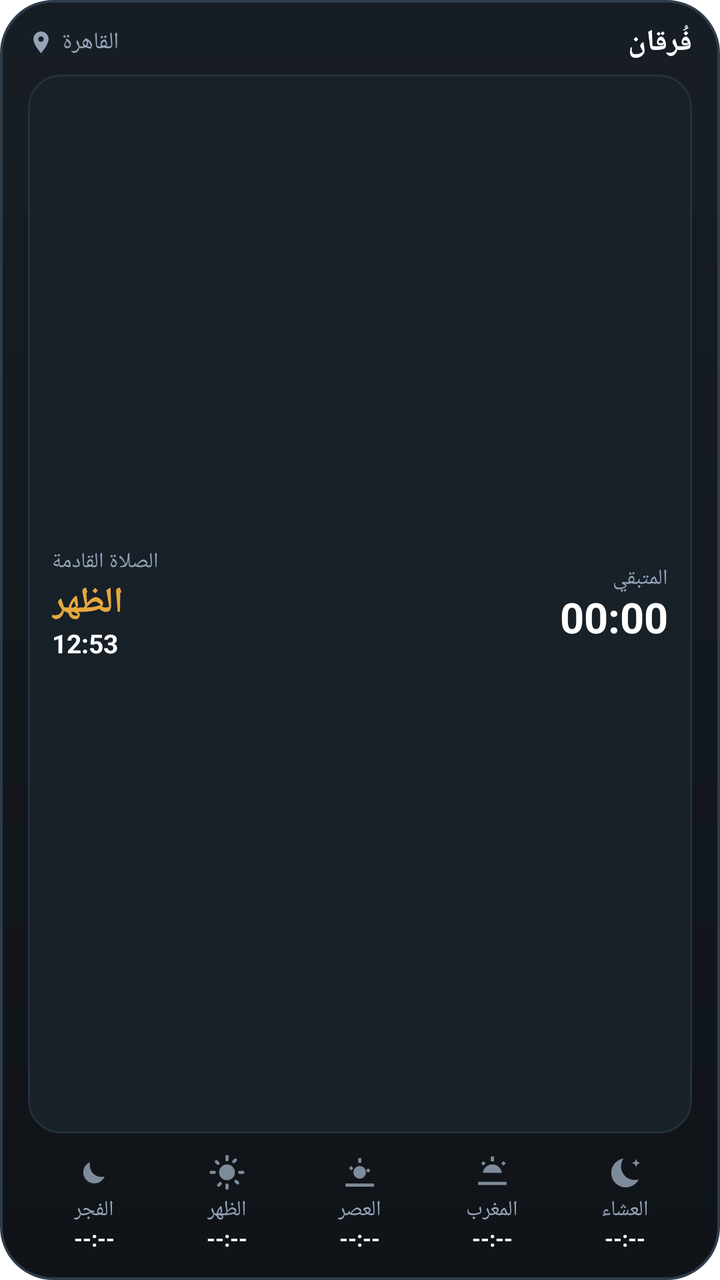
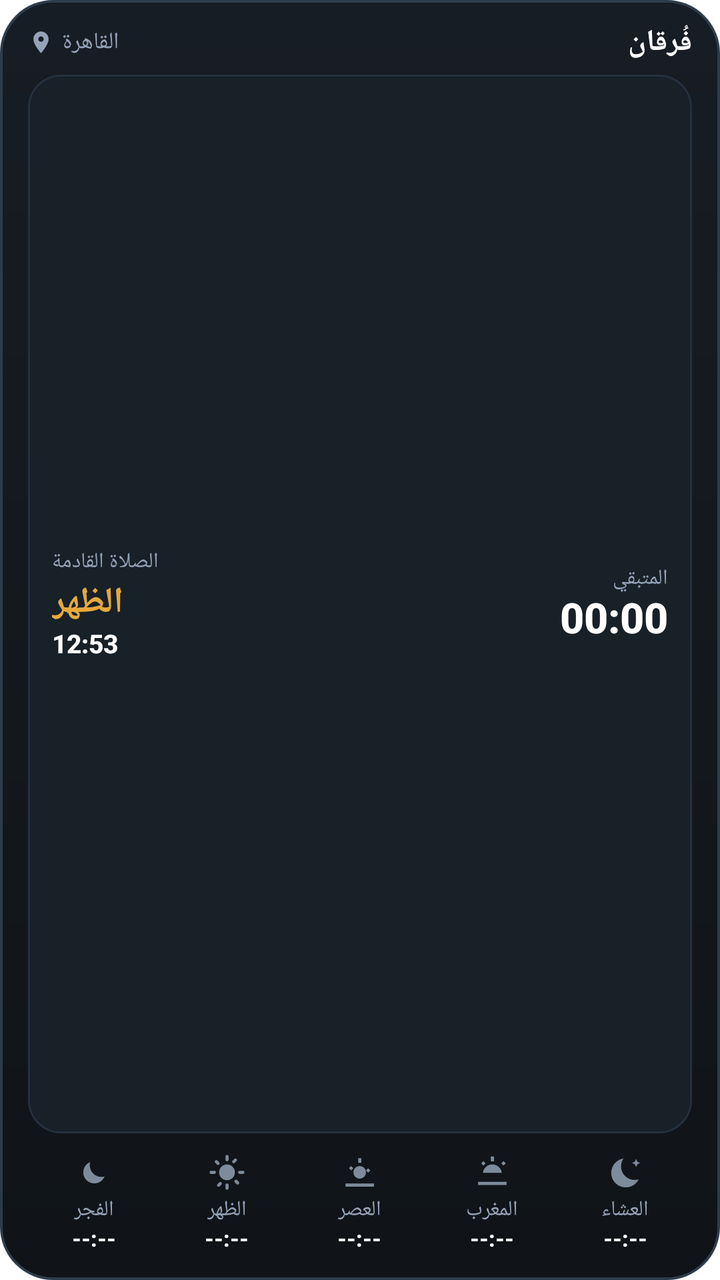

The first picture is an Android layout as it rendered before a commit; the second is the same layout after the commit. The layout source and the unified diff follow.
<!-- AndroidManifest.xml: fallback theme Theme.MaterialComponents.DayNight.NoActionBar -->
<!-- res/layout/prayer_widget_layout.xml -->
<?xml version="1.0" encoding="utf-8"?>
<LinearLayout xmlns:android="http://schemas.android.com/apk/res/android"
    android:id="@+id/widget_root"
    android:layout_width="match_parent"
    android:layout_height="match_parent"
    android:background="@drawable/widget_background"
    android:orientation="vertical"
    android:paddingStart="14dp"
    android:paddingEnd="14dp"
    android:paddingTop="11dp"
    android:paddingBottom="11dp">

    
    <RelativeLayout
        android:id="@+id/widget_header"
        android:layout_width="match_parent"
        android:layout_height="wrap_content">

        
        <LinearLayout
            android:layout_width="wrap_content"
            android:layout_height="wrap_content"
            android:layout_alignParentStart="true"
            android:layout_centerVertical="true"
            android:layout_toStartOf="@+id/widget_title"
            android:layout_marginEnd="12dp"
            android:gravity="center_vertical"
            android:orientation="horizontal">

            <ImageView
                android:layout_width="13dp"
                android:layout_height="13dp"
                android:layout_marginEnd="4dp"
                android:src="@drawable/ic_widget_location"
                android:contentDescription="@null" />

            <TextView
                android:id="@+id/widget_city_name"
                android:layout_width="wrap_content"
                android:layout_height="wrap_content"
                android:ellipsize="end"
                android:fontFamily="@font/cairo"
                android:includeFontPadding="false"
                android:maxLines="1"
                android:singleLine="true"
                android:text="القاهرة"
                android:textColor="@color/widget_text_secondary"
                android:textSize="11.5sp" />
        </LinearLayout>

        
        <TextView
            android:id="@+id/widget_title"
            android:layout_width="wrap_content"
            android:layout_height="wrap_content"
            android:layout_alignParentEnd="true"
            android:layout_centerVertical="true"
            android:fontFamily="@font/cairo_bold"
            android:includeFontPadding="false"
            android:text="فُرقان"
            android:textColor="@color/widget_text_primary"
            android:textSize="15sp"
            android:textStyle="bold" />
    </RelativeLayout>

    
    <LinearLayout
        android:id="@+id/widget_middle_card"
        android:layout_width="match_parent"
        android:layout_height="0dp"
        android:layout_weight="1"
        android:background="@drawable/widget_card_bg"
        android:gravity="center_vertical"
        android:orientation="horizontal"
        android:paddingStart="12dp"
        android:paddingEnd="12dp"
        android:paddingTop="5dp"
        android:paddingBottom="5dp"
        android:layout_marginTop="6dp"
        android:layout_marginBottom="7dp">

        
        <LinearLayout
            android:layout_width="0dp"
            android:layout_height="wrap_content"
            android:layout_weight="1"
            android:gravity="start|center_vertical"
            android:orientation="vertical">

            <TextView
                android:id="@+id/widget_next_prayer_label"
                android:layout_width="wrap_content"
                android:layout_height="wrap_content"
                android:fontFamily="@font/cairo"
                android:includeFontPadding="false"
                android:text="الصلاة القادمة"
                android:textColor="@color/widget_text_secondary"
                android:textSize="10.5sp" />

            <TextView
                android:id="@+id/widget_next_prayer_name"
                android:layout_width="wrap_content"
                android:layout_height="wrap_content"
                android:fontFamily="@font/cairo_bold"
                android:includeFontPadding="false"
                android:layout_marginTop="1dp"
                android:text="الظهر"
                android:textColor="@color/widget_text_gold"
                android:textSize="18sp"
                android:textStyle="bold" />

            <TextView
                android:id="@+id/widget_next_prayer_time"
                android:layout_width="wrap_content"
                android:layout_height="wrap_content"
                android:fontFamily="@font/cairo_bold"
                android:includeFontPadding="false"
                android:layout_marginTop="1dp"
                android:text="12:53"
                android:textColor="@color/widget_text_primary"
                android:textSize="13sp"
                android:textStyle="bold" />
        </LinearLayout>

        
        <LinearLayout
            android:layout_width="0dp"
            android:layout_height="wrap_content"
            android:layout_weight="1"
            android:gravity="end|center_vertical"
            android:orientation="vertical">

            <TextView
                android:id="@+id/widget_countdown_label"
                android:layout_width="wrap_content"
                android:layout_height="wrap_content"
                android:fontFamily="@font/cairo"
                android:includeFontPadding="false"
                android:text="المتبقي"
                android:textColor="@color/widget_text_secondary"
                android:textSize="10.5sp" />

            <Chronometer
                android:id="@+id/widget_chronometer"
                android:layout_width="wrap_content"
                android:layout_height="wrap_content"
                android:fontFamily="@font/cairo_bold"
                android:includeFontPadding="false"
                android:layout_marginTop="1dp"
                android:textColor="@color/widget_text_primary"
                android:textSize="21sp"
                android:textStyle="bold"
                android:visibility="visible" />

            <TextView
                android:id="@+id/widget_countdown_text"
                android:layout_width="wrap_content"
                android:layout_height="wrap_content"
                android:fontFamily="@font/cairo"
                android:includeFontPadding="false"
                android:layout_marginTop="1dp"
                android:text=""
                android:textColor="@color/widget_text_gold"
                android:textSize="9.5sp"
                android:visibility="gone" />
        </LinearLayout>
    </LinearLayout>

    
    <LinearLayout
        android:id="@+id/widget_bottom_row"
        android:layout_width="match_parent"
        android:layout_height="wrap_content"
        android:gravity="center_vertical"
        android:orientation="horizontal">

        
        <LinearLayout
            android:id="@+id/widget_col_fajr"
            android:layout_width="0dp"
            android:layout_height="wrap_content"
            android:layout_weight="1"
            android:gravity="center"
            android:orientation="vertical"
            android:paddingTop="3dp"
            android:paddingBottom="3dp"
            android:paddingStart="2dp"
            android:paddingEnd="2dp">

            <ImageView
                android:id="@+id/widget_icon_fajr"
                android:layout_width="19dp"
                android:layout_height="19dp"
                android:src="@drawable/ic_widget_fajr"
                android:contentDescription="@null" />

            <TextView
                android:id="@+id/widget_label_fajr"
                android:layout_width="wrap_content"
                android:layout_height="wrap_content"
                android:fontFamily="@font/cairo"
                android:includeFontPadding="false"
                android:layout_marginTop="2dp"
                android:text="الفجر"
                android:textColor="@color/widget_text_secondary"
                android:textSize="10.5sp" />

            <TextView
                android:id="@+id/widget_time_fajr"
                android:layout_width="wrap_content"
                android:layout_height="wrap_content"
                android:fontFamily="@font/cairo_bold"
                android:includeFontPadding="false"
                android:layout_marginTop="1dp"
                android:text="--:--"
                android:textColor="@color/widget_text_primary"
                android:textSize="11sp"
                android:textStyle="bold" />
        </LinearLayout>

        
        <LinearLayout
            android:id="@+id/widget_col_dhuhr"
            android:layout_width="0dp"
            android:layout_height="wrap_content"
            android:layout_weight="1"
            android:gravity="center"
            android:orientation="vertical"
            android:paddingTop="3dp"
            android:paddingBottom="3dp"
            android:paddingStart="2dp"
            android:paddingEnd="2dp">

            <ImageView
                android:id="@+id/widget_icon_dhuhr"
                android:layout_width="19dp"
                android:layout_height="19dp"
                android:src="@drawable/ic_widget_dhuhr"
                android:contentDescription="@null" />

            <TextView
                android:id="@+id/widget_label_dhuhr"
                android:layout_width="wrap_content"
                android:layout_height="wrap_content"
                android:fontFamily="@font/cairo"
                android:includeFontPadding="false"
                android:layout_marginTop="2dp"
                android:text="الظهر"
                android:textColor="@color/widget_text_secondary"
                android:textSize="10.5sp" />

            <TextView
                android:id="@+id/widget_time_dhuhr"
                android:layout_width="wrap_content"
                android:layout_height="wrap_content"
                android:fontFamily="@font/cairo_bold"
                android:includeFontPadding="false"
                android:layout_marginTop="1dp"
                android:text="--:--"
                android:textColor="@color/widget_text_primary"
                android:textSize="11sp"
                android:textStyle="bold" />
        </LinearLayout>

        
        <LinearLayout
            android:id="@+id/widget_col_asr"
            android:layout_width="0dp"
            android:layout_height="wrap_content"
            android:layout_weight="1"
            android:gravity="center"
            android:orientation="vertical"
            android:paddingTop="3dp"
            android:paddingBottom="3dp"
            android:paddingStart="2dp"
            android:paddingEnd="2dp">

            <ImageView
                android:id="@+id/widget_icon_asr"
                android:layout_width="19dp"
                android:layout_height="19dp"
                android:src="@drawable/ic_widget_asr"
                android:contentDescription="@null" />

            <TextView
                android:id="@+id/widget_label_asr"
                android:layout_width="wrap_content"
                android:layout_height="wrap_content"
                android:fontFamily="@font/cairo"
                android:includeFontPadding="false"
                android:layout_marginTop="2dp"
                android:text="العصر"
                android:textColor="@color/widget_text_secondary"
                android:textSize="10.5sp" />

            <TextView
                android:id="@+id/widget_time_asr"
                android:layout_width="wrap_content"
                android:layout_height="wrap_content"
                android:fontFamily="@font/cairo_bold"
                android:includeFontPadding="false"
                android:layout_marginTop="1dp"
                android:text="--:--"
                android:textColor="@color/widget_text_primary"
                android:textSize="11sp"
                android:textStyle="bold" />
        </LinearLayout>

        
        <LinearLayout
            android:id="@+id/widget_col_maghrib"
            android:layout_width="0dp"
            android:layout_height="wrap_content"
            android:layout_weight="1"
            android:gravity="center"
            android:orientation="vertical"
            android:paddingTop="3dp"
            android:paddingBottom="3dp"
            android:paddingStart="2dp"
            android:paddingEnd="2dp">

            <ImageView
                android:id="@+id/widget_icon_maghrib"
                android:layout_width="19dp"
                android:layout_height="19dp"
                android:src="@drawable/ic_widget_maghrib"
                android:contentDescription="@null" />

            <TextView
                android:id="@+id/widget_label_maghrib"
                android:layout_width="wrap_content"
                android:layout_height="wrap_content"
                android:fontFamily="@font/cairo"
                android:includeFontPadding="false"
                android:layout_marginTop="2dp"
                android:text="المغرب"
                android:textColor="@color/widget_text_secondary"
                android:textSize="10.5sp" />

            <TextView
                android:id="@+id/widget_time_maghrib"
                android:layout_width="wrap_content"
                android:layout_height="wrap_content"
                android:fontFamily="@font/cairo_bold"
                android:includeFontPadding="false"
                android:layout_marginTop="1dp"
                android:text="--:--"
                android:textColor="@color/widget_text_primary"
                android:textSize="11sp"
                android:textStyle="bold" />
        </LinearLayout>

        
        <LinearLayout
            android:id="@+id/widget_col_isha"
            android:layout_width="0dp"
            android:layout_height="wrap_content"
            android:layout_weight="1"
            android:gravity="center"
            android:orientation="vertical"
            android:paddingTop="3dp"
            android:paddingBottom="3dp"
            android:paddingStart="2dp"
            android:paddingEnd="2dp">

            <ImageView
                android:id="@+id/widget_icon_isha"
                android:layout_width="19dp"
                android:layout_height="19dp"
                android:src="@drawable/ic_widget_isha"
                android:contentDescription="@null" />

            <TextView
                android:id="@+id/widget_label_isha"
                android:layout_width="wrap_content"
                android:layout_height="wrap_content"
                android:fontFamily="@font/cairo"
                android:includeFontPadding="false"
                android:layout_marginTop="2dp"
                android:text="العشاء"
                android:textColor="@color/widget_text_secondary"
                android:textSize="10.5sp" />

            <TextView
                android:id="@+id/widget_time_isha"
                android:layout_width="wrap_content"
                android:layout_height="wrap_content"
                android:fontFamily="@font/cairo_bold"
                android:includeFontPadding="false"
                android:layout_marginTop="1dp"
                android:text="--:--"
                android:textColor="@color/widget_text_primary"
                android:textSize="11sp"
                android:textStyle="bold" />
        </LinearLayout>
    </LinearLayout>
</LinearLayout>
<!-- resources referenced by this layout -->
<resources>
  <color name="widget_text_gold">#E5A93C</color>
  <color name="widget_text_primary">#FFFFFF</color>
  <color name="widget_text_secondary">#94A3B8</color>
  <!-- drawable ic_widget_asr (drawable) -->
  <vector xmlns:android="http://schemas.android.com/apk/res/android"
      android:width="20dp"
      android:height="20dp"
      android:viewportWidth="24"
      android:viewportHeight="24">
    
    <path
        android:fillColor="@color/widget_icon_muted"
        android:pathData="M12.01,8a4,4 0,1 0,0 8,4 4,0 0,0 0,-8zM3,19h18v2L3,21zM5.22,9.41l1.41,1.41l1.41,-1.41 -1.41,-1.41 -1.41,1.41zM17.36,9.41l-1.41,1.41l1.41,1.41l1.41,-1.41 -1.41,-1.41zM11,3h2v3h-2z"/>
  </vector>
  <!-- drawable ic_widget_fajr (drawable) -->
  <vector xmlns:android="http://schemas.android.com/apk/res/android"
      android:width="20dp"
      android:height="20dp"
      android:viewportWidth="24"
      android:viewportHeight="24">
    <path
        android:fillColor="@color/widget_icon_muted"
        android:pathData="M9.37,5.51C9.19,6.15 9.1,6.82 9.1,7.5c0,4.08 3.32,7.4 7.4,7.4c0.68,0 1.35,-0.09 1.99,-0.27C17.45,17.19 14.93,19 12,19c-3.86,0 -7,-3.14 -7,-7C5,9.07 6.81,6.55 9.37,5.51z"/>
  </vector>
  <!-- drawable ic_widget_isha (drawable) -->
  <vector xmlns:android="http://schemas.android.com/apk/res/android"
      android:width="20dp"
      android:height="20dp"
      android:viewportWidth="24"
      android:viewportHeight="24">
    <path
        android:fillColor="@color/widget_icon_muted"
        android:pathData="M11.5,3.2c-4.6,0.5 -8.2,4.4 -8.2,9.1 0,5.1 4.1,9.2 9.2,9.2 3.6,0 6.7,-2.1 8.2,-5.1 -0.8,0.3 -1.7,0.4 -2.6,0.4 -4.8,0 -8.6,-3.9 -8.6,-8.6 0,-1.9 0.6,-3.6 1.6,-5z"/>
    <path
        android:fillColor="@color/widget_icon_muted"
        android:pathData="M19,3.5l0.8,1.8 1.8,0.8 -1.8,0.8 -0.8,1.8 -0.8,-1.8 -1.8,-0.8 1.8,-0.8z"/>
  </vector>
  <!-- drawable ic_widget_location (drawable) -->
  <vector xmlns:android="http://schemas.android.com/apk/res/android"
      android:width="14dp"
      android:height="14dp"
      android:viewportWidth="24"
      android:viewportHeight="24">
    <path
        android:fillColor="@color/widget_text_secondary"
        android:pathData="M12,2C8.13,2 5,5.13 5,9c0,5.25 7,13 7,13s7,-7.75 7,-13c0,-3.87 -3.13,-7 -7,-7zM12,11.5c-1.38,0 -2.5,-1.12 -2.5,-2.5s1.12,-2.5 2.5,-2.5 2.5,1.12 2.5,2.5 -1.12,2.5 -2.5,2.5z"/>
  </vector>
  <!-- drawable ic_widget_maghrib (drawable) -->
  <vector xmlns:android="http://schemas.android.com/apk/res/android"
      android:width="20dp"
      android:height="20dp"
      android:viewportWidth="24"
      android:viewportHeight="24">
    
    <path
        android:fillColor="@color/widget_icon_muted"
        android:pathData="M3,18h18v2H3z"/>
    
    <path
        android:fillColor="@color/widget_icon_muted"
        android:pathData="M12.01,7a6,6 0,0 0,-5.96 5.27h11.92A6,6 0,0 0,12.01 7zM11,2h2v3h-2zM4.93,6.34l1.41,1.41 1.41,-1.41 -1.41,-1.41zM17.66,6.34l1.41,1.41 1.41,-1.41 -1.41,-1.41z"/>
  </vector>
  <!-- drawable widget_background (drawable) -->
  <?xml version="1.0" encoding="utf-8"?>
  <shape xmlns:android="http://schemas.android.com/apk/res/android"
      android:shape="rectangle">
      <corners android:radius="26dp" />
      <gradient
          android:startColor="#171D24"
          android:endColor="#101418"
          android:angle="270" />
      <stroke
          android:width="1.2dp"
          android:color="@color/widget_border_subtle" />
  </shape>
  <!-- drawable widget_card_bg (drawable) -->
  <?xml version="1.0" encoding="utf-8"?>
  <shape xmlns:android="http://schemas.android.com/apk/res/android"
      android:shape="rectangle">
      <corners android:radius="16dp" />
      <solid android:color="@color/widget_card_solid" />
      <stroke
          android:width="1dp"
          android:color="@color/widget_card_border" />
  </shape>
  <color name="widget_icon_muted">#7E8B9B</color>
  <color name="widget_border_subtle">#2E3C4A</color>
  <color name="widget_card_solid">#182028</color>
  <color name="widget_card_border">#24303D</color>
</resources>

<!-- the commit's change to res/layout/prayer_widget_layout.xml (unified diff, before → after) -->
@@ -39,7 +39,7 @@
                 android:layout_width="wrap_content"
                 android:layout_height="wrap_content"
                 android:ellipsize="end"
-                android:fontFamily="@font/cairo"
+                android:fontFamily="sans-serif"
                 android:includeFontPadding="false"
                 android:maxLines="1"
                 android:singleLine="true"
@@ -55,7 +55,7 @@
             android:layout_height="wrap_content"
             android:layout_alignParentEnd="true"
             android:layout_centerVertical="true"
-            android:fontFamily="@font/cairo_bold"
+            android:fontFamily="sans-serif-medium"
             android:includeFontPadding="false"
             android:text="فُرقان"
             android:textColor="@color/widget_text_primary"
@@ -91,7 +91,7 @@
                 android:id="@+id/widget_next_prayer_label"
                 android:layout_width="wrap_content"
                 android:layout_height="wrap_content"
-                android:fontFamily="@font/cairo"
+                android:fontFamily="sans-serif"
                 android:includeFontPadding="false"
                 android:text="الصلاة القادمة"
                 android:textColor="@color/widget_text_secondary"
@@ -101,7 +101,7 @@
                 android:id="@+id/widget_next_prayer_name"
                 android:layout_width="wrap_content"
                 android:layout_height="wrap_content"
-                android:fontFamily="@font/cairo_bold"
+                android:fontFamily="sans-serif-medium"
                 android:includeFontPadding="false"
                 android:layout_marginTop="1dp"
                 android:text="الظهر"
@@ -113,7 +113,7 @@
                 android:id="@+id/widget_next_prayer_time"
                 android:layout_width="wrap_content"
                 android:layout_height="wrap_content"
-                android:fontFamily="@font/cairo_bold"
+                android:fontFamily="sans-serif-medium"
                 android:includeFontPadding="false"
                 android:layout_marginTop="1dp"
                 android:text="12:53"
@@ -134,7 +134,7 @@
                 android:id="@+id/widget_countdown_label"
                 android:layout_width="wrap_content"
                 android:layout_height="wrap_content"
-                android:fontFamily="@font/cairo"
+                android:fontFamily="sans-serif"
                 android:includeFontPadding="false"
                 android:text="المتبقي"
                 android:textColor="@color/widget_text_secondary"
@@ -144,7 +144,7 @@
                 android:id="@+id/widget_chronometer"
                 android:layout_width="wrap_content"
                 android:layout_height="wrap_content"
-                android:fontFamily="@font/cairo_bold"
+                android:fontFamily="sans-serif-medium"
                 android:includeFontPadding="false"
                 android:layout_marginTop="1dp"
                 android:textColor="@color/widget_text_primary"
@@ -156,7 +156,7 @@
                 android:id="@+id/widget_countdown_text"
                 android:layout_width="wrap_content"
                 android:layout_height="wrap_content"
-                android:fontFamily="@font/cairo"
+                android:fontFamily="sans-serif"
                 android:includeFontPadding="false"
                 android:layout_marginTop="1dp"
                 android:text=""
@@ -198,7 +198,7 @@
                 android:id="@+id/widget_label_fajr"
                 android:layout_width="wrap_content"
                 android:layout_height="wrap_content"
-                android:fontFamily="@font/cairo"
+                android:fontFamily="sans-serif"
                 android:includeFontPadding="false"
                 android:layout_marginTop="2dp"
                 android:text="الفجر"
@@ -209,7 +209,7 @@
                 android:id="@+id/widget_time_fajr"
                 android:layout_width="wrap_content"
                 android:layout_height="wrap_content"
-                android:fontFamily="@font/cairo_bold"
+                android:fontFamily="sans-serif-medium"
                 android:includeFontPadding="false"
                 android:layout_marginTop="1dp"
                 android:text="--:--"
@@ -242,7 +242,7 @@
                 android:id="@+id/widget_label_dhuhr"
                 android:layout_width="wrap_content"
                 android:layout_height="wrap_content"
-                android:fontFamily="@font/cairo"
+                android:fontFamily="sans-serif"
                 android:includeFontPadding="false"
                 android:layout_marginTop="2dp"
                 android:text="الظهر"
@@ -253,7 +253,7 @@
                 android:id="@+id/widget_time_dhuhr"
                 android:layout_width="wrap_content"
                 android:layout_height="wrap_content"
-                android:fontFamily="@font/cairo_bold"
+                android:fontFamily="sans-serif-medium"
                 android:includeFontPadding="false"
                 android:layout_marginTop="1dp"
                 android:text="--:--"
@@ -286,7 +286,7 @@
                 android:id="@+id/widget_label_asr"
                 android:layout_width="wrap_content"
                 android:layout_height="wrap_content"
-                android:fontFamily="@font/cairo"
+                android:fontFamily="sans-serif"
                 android:includeFontPadding="false"
                 android:layout_marginTop="2dp"
                 android:text="العصر"
@@ -297,7 +297,7 @@
                 android:id="@+id/widget_time_asr"
                 android:layout_width="wrap_content"
                 android:layout_height="wrap_content"
-                android:fontFamily="@font/cairo_bold"
+                android:fontFamily="sans-serif-medium"
                 android:includeFontPadding="false"
                 android:layout_marginTop="1dp"
                 android:text="--:--"
@@ -330,7 +330,7 @@
                 android:id="@+id/widget_label_maghrib"
                 android:layout_width="wrap_content"
                 android:layout_height="wrap_content"
-                android:fontFamily="@font/cairo"
+                android:fontFamily="sans-serif"
                 android:includeFontPadding="false"
                 android:layout_marginTop="2dp"
                 android:text="المغرب"
@@ -341,7 +341,7 @@
                 android:id="@+id/widget_time_maghrib"
                 android:layout_width="wrap_content"
                 android:layout_height="wrap_content"
-                android:fontFamily="@font/cairo_bold"
+                android:fontFamily="sans-serif-medium"
                 android:includeFontPadding="false"
                 android:layout_marginTop="1dp"
                 android:text="--:--"
@@ -374,7 +374,7 @@
                 android:id="@+id/widget_label_isha"
                 android:layout_width="wrap_content"
                 android:layout_height="wrap_content"
-                android:fontFamily="@font/cairo"
+                android:fontFamily="sans-serif"
                 android:includeFontPadding="false"
                 android:layout_marginTop="2dp"
                 android:text="العشاء"
@@ -385,7 +385,7 @@
                 android:id="@+id/widget_time_isha"
                 android:layout_width="wrap_content"
                 android:layout_height="wrap_content"
-                android:fontFamily="@font/cairo_bold"
+                android:fontFamily="sans-serif-medium"
                 android:includeFontPadding="false"
                 android:layout_marginTop="1dp"
                 android:text="--:--"
